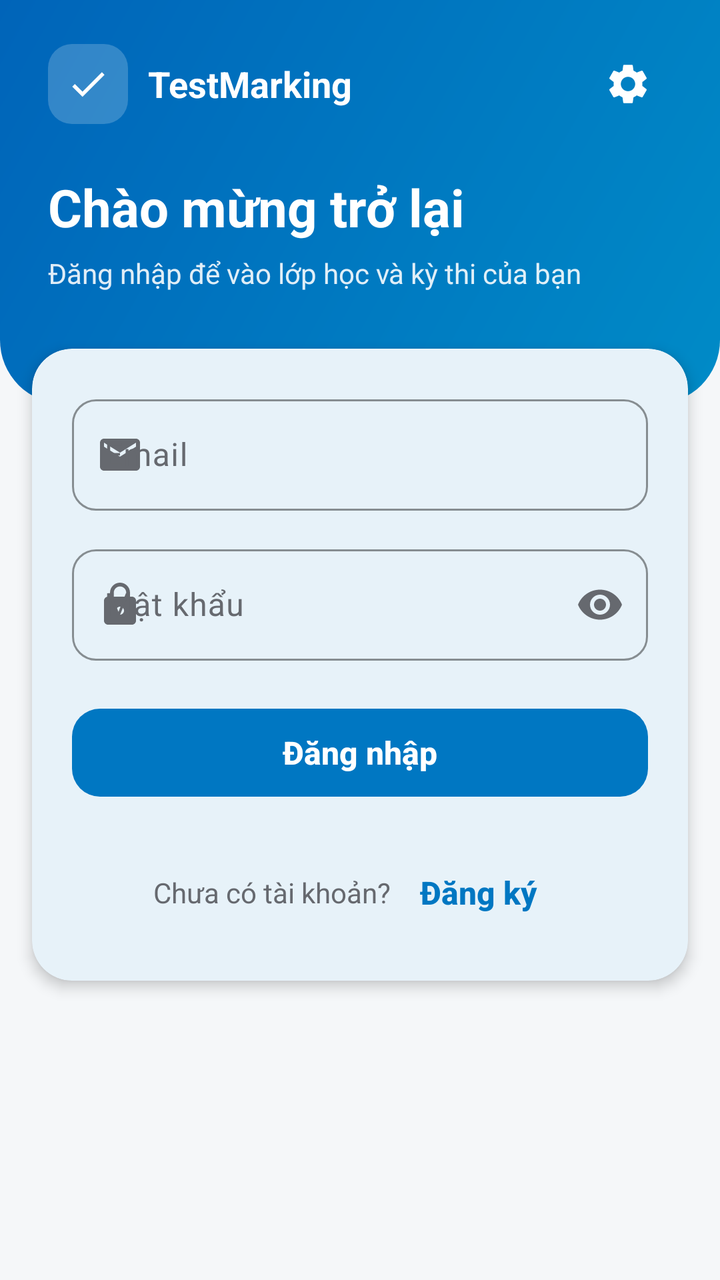
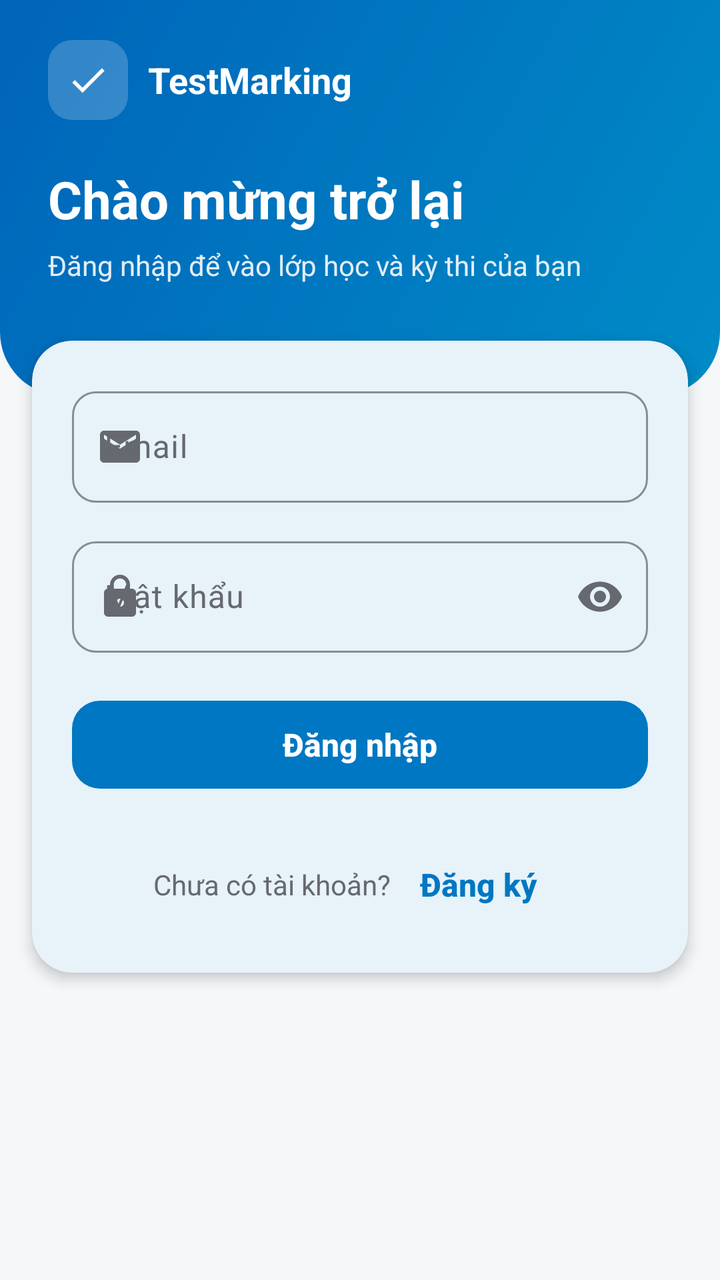

An Android layout rendered at two revisions. The XML below is the earlier revision; the diff shows what the commit changed to produce the second picture.
<!-- AndroidManifest.xml: application theme Theme.TestMarking -->
<!-- res/layout/fragment_login.xml -->
<?xml version="1.0" encoding="utf-8"?>
<ScrollView xmlns:android="http://schemas.android.com/apk/res/android"
    xmlns:app="http://schemas.android.com/apk/res-auto"
    android:layout_width="match_parent"
    android:layout_height="match_parent"
    android:background="@color/background"
    android:clipToPadding="false"
    android:fillViewport="true">

    <LinearLayout
        android:layout_width="match_parent"
        android:layout_height="wrap_content"
        android:orientation="vertical">

        <LinearLayout
            android:id="@+id/hero"
            android:layout_width="match_parent"
            android:layout_height="wrap_content"
            android:background="@drawable/bg_hero"
            android:orientation="vertical"
            android:paddingStart="24dp"
            android:paddingTop="20dp"
            android:paddingEnd="24dp"
            android:paddingBottom="56dp">

            <LinearLayout
                android:layout_width="match_parent"
                android:layout_height="wrap_content"
                android:gravity="center_vertical"
                android:orientation="horizontal">

                <FrameLayout
                    android:layout_width="40dp"
                    android:layout_height="40dp"
                    android:background="@drawable/bg_logo_mark">

                    <ImageView
                        android:layout_width="22dp"
                        android:layout_height="22dp"
                        android:layout_gravity="center"
                        android:importantForAccessibility="no"
                        android:src="@drawable/ic_check_white" />
                </FrameLayout>

                <TextView
                    android:layout_width="0dp"
                    android:layout_height="wrap_content"
                    android:layout_marginStart="10dp"
                    android:layout_weight="1"
                    android:text="@string/app_name"
                    android:textColor="#FFFFFF"
                    android:textSize="18sp"
                    android:textStyle="bold" />

                <ImageButton
                    android:id="@+id/btnServer"
                    android:layout_width="44dp"
                    android:layout_height="44dp"
                    android:background="?attr/selectableItemBackgroundBorderless"
                    android:contentDescription="@string/server_title"
                    android:src="@drawable/ic_settings_white" />
            </LinearLayout>

            <TextView
                android:layout_width="wrap_content"
                android:layout_height="wrap_content"
                android:layout_marginTop="22dp"
                android:text="@string/login_title"
                android:textColor="#FFFFFF"
                android:textSize="26sp"
                android:textStyle="bold" />

            <TextView
                android:layout_width="wrap_content"
                android:layout_height="wrap_content"
                android:layout_marginTop="6dp"
                android:alpha="0.88"
                android:text="@string/login_subtitle"
                android:textColor="#FFFFFF"
                android:textSize="14sp" />
        </LinearLayout>

        <com.google.android.material.card.MaterialCardView
            android:layout_width="match_parent"
            android:layout_height="wrap_content"
            android:layout_marginStart="16dp"
            android:layout_marginTop="-28dp"
            android:layout_marginEnd="16dp"
            android:layout_marginBottom="24dp"
            app:cardBackgroundColor="@color/surface"
            app:cardCornerRadius="20dp"
            app:cardElevation="4dp"
            app:strokeWidth="0dp">

            <LinearLayout
                android:layout_width="match_parent"
                android:layout_height="wrap_content"
                android:orientation="vertical"
                android:padding="20dp">

                <com.google.android.material.textfield.TextInputLayout
                    android:id="@+id/tilEmail"
                    android:layout_width="match_parent"
                    android:layout_height="wrap_content"
                    android:hint="@string/login_email"
                    app:startIconDrawable="@drawable/ic_mail">

                    <com.google.android.material.textfield.TextInputEditText
                        android:id="@+id/etEmail"
                        android:layout_width="match_parent"
                        android:layout_height="wrap_content"
                        android:imeOptions="actionNext"
                        android:inputType="textEmailAddress"
                        android:maxLines="1" />
                </com.google.android.material.textfield.TextInputLayout>

                <com.google.android.material.textfield.TextInputLayout
                    android:id="@+id/tilPassword"
                    android:layout_width="match_parent"
                    android:layout_height="wrap_content"
                    android:layout_marginTop="14dp"
                    android:hint="@string/login_password"
                    app:endIconMode="password_toggle"
                    app:startIconDrawable="@drawable/ic_lock">

                    <com.google.android.material.textfield.TextInputEditText
                        android:id="@+id/etPassword"
                        android:layout_width="match_parent"
                        android:layout_height="wrap_content"
                        android:imeOptions="actionDone"
                        android:inputType="textPassword"
                        android:maxLines="1" />
                </com.google.android.material.textfield.TextInputLayout>

                <TextView
                    android:id="@+id/tvError"
                    android:layout_width="match_parent"
                    android:layout_height="wrap_content"
                    android:layout_marginTop="12dp"
                    android:textColor="@color/danger"
                    android:textSize="13sp"
                    android:visibility="gone" />

                <com.google.android.material.button.MaterialButton
                    android:id="@+id/btnLogin"
                    android:layout_width="match_parent"
                    android:layout_height="wrap_content"
                    android:layout_marginTop="20dp"
                    android:text="@string/login_button" />

                <com.google.android.material.progressindicator.LinearProgressIndicator
                    android:id="@+id/progress"
                    android:layout_width="match_parent"
                    android:layout_height="wrap_content"
                    android:layout_marginTop="8dp"
                    android:indeterminate="true"
                    android:visibility="invisible" />

                <LinearLayout
                    android:layout_width="match_parent"
                    android:layout_height="wrap_content"
                    android:layout_marginTop="8dp"
                    android:gravity="center"
                    android:orientation="horizontal">

                    <TextView
                        android:layout_width="wrap_content"
                        android:layout_height="wrap_content"
                        android:text="@string/login_no_account"
                        android:textColor="@color/text_secondary"
                        android:textSize="14sp" />

                    <com.google.android.material.button.MaterialButton
                        android:id="@+id/btnRegister"
                        style="@style/TM.Button.Text"
                        android:layout_width="wrap_content"
                        android:layout_height="wrap_content"
                        android:text="@string/login_register" />
                </LinearLayout>
            </LinearLayout>
        </com.google.android.material.card.MaterialCardView>
    </LinearLayout>
</ScrollView>
<!-- resources referenced by this layout -->
<resources>
  <color name="background">#F5F7F9</color>
  <color name="danger">#C53637</color>
  <color name="surface">#FFFFFF</color>
  <color name="text_secondary">#66696F</color>
  <!-- drawable bg_hero (drawable) -->
  <?xml version="1.0" encoding="utf-8"?>
  <shape xmlns:android="http://schemas.android.com/apk/res/android" android:shape="rectangle">
      <gradient
          android:angle="315"
          android:endColor="@color/hero_end"
          android:startColor="@color/hero_start" />
      <corners
          android:bottomLeftRadius="32dp"
          android:bottomRightRadius="32dp" />
  </shape>
  <!-- drawable bg_logo_mark (drawable) -->
  <?xml version="1.0" encoding="utf-8"?>
  <shape xmlns:android="http://schemas.android.com/apk/res/android" android:shape="rectangle">
      <solid android:color="#33FFFFFF" />
      <corners android:radius="12dp" />
  </shape>
  <!-- drawable ic_check_white (drawable) -->
  <?xml version="1.0" encoding="utf-8"?>
  <vector xmlns:android="http://schemas.android.com/apk/res/android"
      android:width="24dp"
      android:height="24dp"
      android:viewportWidth="24"
      android:viewportHeight="24">
      <path
          android:fillColor="#FFFFFF"
          android:pathData="M9,16.17L4.83,12l-1.42,1.41L9,19 21,7l-1.41,-1.41z" />
  </vector>
  <!-- drawable ic_settings_white (drawable) -->
  <?xml version="1.0" encoding="utf-8"?>
  <vector xmlns:android="http://schemas.android.com/apk/res/android"
      android:width="24dp"
      android:height="24dp"
      android:viewportWidth="24"
      android:viewportHeight="24">
      <path
          android:fillColor="#FFFFFF"
          android:pathData="M19.14,12.94c0.04,-0.3 0.06,-0.61 0.06,-0.94c0,-0.32 -0.02,-0.64 -0.07,-0.94l2.03,-1.58c0.18,-0.14 0.23,-0.41 0.12,-0.61l-1.92,-3.32c-0.12,-0.22 -0.37,-0.29 -0.59,-0.22l-2.39,0.96c-0.5,-0.38 -1.03,-0.7 -1.62,-0.94L14.4,2.81c-0.04,-0.24 -0.24,-0.41 -0.48,-0.41h-3.84c-0.24,0 -0.43,0.17 -0.47,0.41L9.25,5.35C8.66,5.59 8.12,5.92 7.63,6.29L5.24,5.33c-0.22,-0.08 -0.47,0 -0.59,0.22L2.74,8.87C2.62,9.08 2.66,9.34 2.86,9.48l2.03,1.58C4.84,11.36 4.8,11.69 4.8,12s0.02,0.64 0.07,0.94l-2.03,1.58c-0.18,0.14 -0.23,0.41 -0.12,0.61l1.92,3.32c0.12,0.22 0.37,0.29 0.59,0.22l2.39,-0.96c0.5,0.38 1.03,0.7 1.62,0.94l0.36,2.54c0.05,0.24 0.24,0.41 0.48,0.41h3.84c0.24,0 0.44,-0.17 0.47,-0.41l0.36,-2.54c0.59,-0.24 1.13,-0.56 1.62,-0.94l2.39,0.96c0.22,0.08 0.47,0 0.59,-0.22l1.92,-3.32c0.12,-0.22 0.07,-0.47 -0.12,-0.61L19.14,12.94zM12,15.6c-1.98,0 -3.6,-1.62 -3.6,-3.6s1.62,-3.6 3.6,-3.6s3.6,1.62 3.6,3.6S13.98,15.6 12,15.6z" />
  </vector>
  <string name="app_name">TestMarking</string>
  <string name="login_button">Đăng nhập</string>
  <string name="login_email">Email</string>
  <string name="login_no_account">Chưa có tài khoản?</string>
  <string name="login_password">Mật khẩu</string>
  <string name="login_register">Đăng ký</string>
  <string name="login_subtitle">Đăng nhập để vào lớp học và kỳ thi của bạn</string>
  <string name="login_title">Chào mừng trở lại</string>
  <string name="server_title">Địa chỉ máy chủ</string>
  <style name="TM.Button.Text" parent="Widget.Material3.Button.TextButton">
          <item name="android:letterSpacing">0</item>
          <item name="android:textAllCaps">false</item>
          <item name="android:textStyle">bold</item>
          <item name="android:textColor">@color/primary</item>
      </style>
  <color name="hero_end">#008BC7</color>
  <color name="hero_start">#0064B9</color>
  <color name="primary">#0077C2</color>
  <color name="on_primary">#FFFFFF</color>
  <color name="primary_soft">#DEF6FF</color>
  <color name="on_primary_soft">#00457D</color>
  <color name="text_primary">#121417</color>
  <color name="surface_soft">#F2F3F5</color>
  <color name="border">#DCDEE1</color>
  <!-- unchanged entries left out for length: 5 -->
</resources>

<!-- the commit's change to res/layout/fragment_login.xml (unified diff, before → after) -->
@@ -51,14 +51,6 @@
                     android:textColor="#FFFFFF"
                     android:textSize="18sp"
                     android:textStyle="bold" />
-
-                <ImageButton
-                    android:id="@+id/btnServer"
-                    android:layout_width="44dp"
-                    android:layout_height="44dp"
-                    android:background="?attr/selectableItemBackgroundBorderless"
-                    android:contentDescription="@string/server_title"
-                    android:src="@drawable/ic_settings_white" />
             </LinearLayout>
 
             <TextView
<!-- resource entries referenced after the edit -->
@@ -32,17 +32,6 @@
           android:fillColor="#FFFFFF"
           android:pathData="M9,16.17L4.83,12l-1.42,1.41L9,19 21,7l-1.41,-1.41z" />
   </vector>
-  <!-- drawable ic_settings_white (drawable) -->
-  <?xml version="1.0" encoding="utf-8"?>
-  <vector xmlns:android="http://schemas.android.com/apk/res/android"
-      android:width="24dp"
-      android:height="24dp"
-      android:viewportWidth="24"
-      android:viewportHeight="24">
-      <path
-          android:fillColor="#FFFFFF"
-          android:pathData="M19.14,12.94c0.04,-0.3 0.06,-0.61 0.06,-0.94c0,-0.32 -0.02,-0.64 -0.07,-0.94l2.03,-1.58c0.18,-0.14 0.23,-0.41 0.12,-0.61l-1.92,-3.32c-0.12,-0.22 -0.37,-0.29 -0.59,-0.22l-2.39,0.96c-0.5,-0.38 -1.03,-0.7 -1.62,-0.94L14.4,2.81c-0.04,-0.24 -0.24,-0.41 -0.48,-0.41h-3.84c-0.24,0 -0.43,0.17 -0.47,0.41L9.25,5.35C8.66,5.59 8.12,5.92 7.63,6.29L5.24,5.33c-0.22,-0.08 -0.47,0 -0.59,0.22L2.74,8.87C2.62,9.08 2.66,9.34 2.86,9.48l2.03,1.58C4.84,11.36 4.8,11.69 4.8,12s0.02,0.64 0.07,0.94l-2.03,1.58c-0.18,0.14 -0.23,0.41 -0.12,0.61l1.92,3.32c0.12,0.22 0.37,0.29 0.59,0.22l2.39,-0.96c0.5,0.38 1.03,0.7 1.62,0.94l0.36,2.54c0.05,0.24 0.24,0.41 0.48,0.41h3.84c0.24,0 0.44,-0.17 0.47,-0.41l0.36,-2.54c0.59,-0.24 1.13,-0.56 1.62,-0.94l2.39,0.96c0.22,0.08 0.47,0 0.59,-0.22l1.92,-3.32c0.12,-0.22 0.07,-0.47 -0.12,-0.61L19.14,12.94zM12,15.6c-1.98,0 -3.6,-1.62 -3.6,-3.6s1.62,-3.6 3.6,-3.6s3.6,1.62 3.6,3.6S13.98,15.6 12,15.6z" />
-  </vector>
   <string name="app_name">TestMarking</string>
   <string name="login_button">Đăng nhập</string>
   <string name="login_email">Email</string>
@@ -51,7 +40,6 @@
   <string name="login_register">Đăng ký</string>
   <string name="login_subtitle">Đăng nhập để vào lớp học và kỳ thi của bạn</string>
   <string name="login_title">Chào mừng trở lại</string>
-  <string name="server_title">Địa chỉ máy chủ</string>
   <style name="TM.Button.Text" parent="Widget.Material3.Button.TextButton">
           <item name="android:letterSpacing">0</item>
           <item name="android:textAllCaps">false</item>
